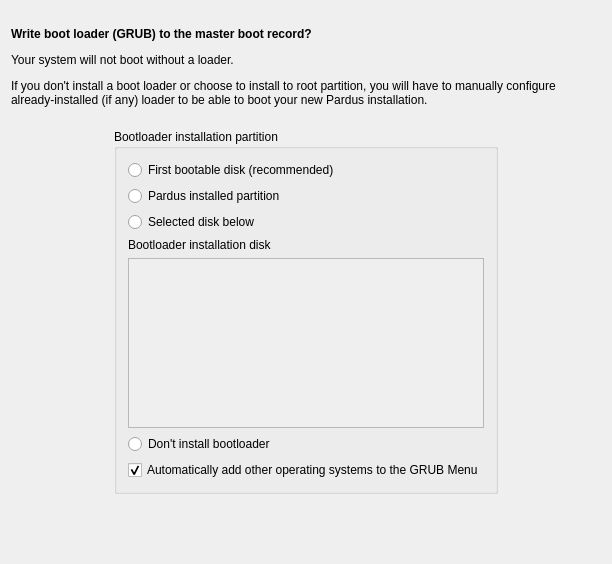
Above: yali4/gui/Ui/bootloaderwidget.ui from dadas45li/yali before the change. Below: the same form after it.
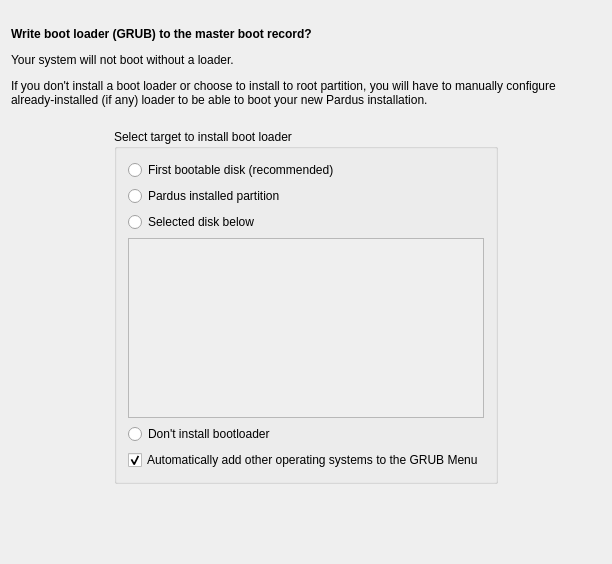
That is the form after the change.

The edit to the form file:
```diff
--- a/yali4/gui/Ui/bootloaderwidget.ui
+++ b/yali4/gui/Ui/bootloaderwidget.ui
@@ -88,7 +88,7 @@
    <item row="3" column="1">
     <widget class="QGroupBox" name="buttonGroup">
      <property name="title">
-      <string>Bootloader installation partition</string>
+      <string>Select target to install boot loader</string>
      </property>
      <layout class="QVBoxLayout">
       <item>
@@ -114,16 +114,6 @@
       </item>
       <item>
        <layout class="QVBoxLayout">
-        <item>
-         <widget class="QLabel" name="select_disk_label">
-          <property name="text">
-           <string>Bootloader installation disk</string>
-          </property>
-          <property name="wordWrap">
-           <bool>false</bool>
-          </property>
-         </widget>
-        </item>
         <item>
          <widget class="QListWidget" name="device_list">
           <property name="enabled">
```
